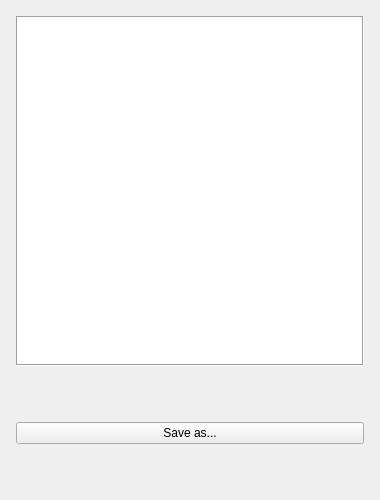
First picture: the form in forms/preview.ui, repository veeti/vendace, before the edit.
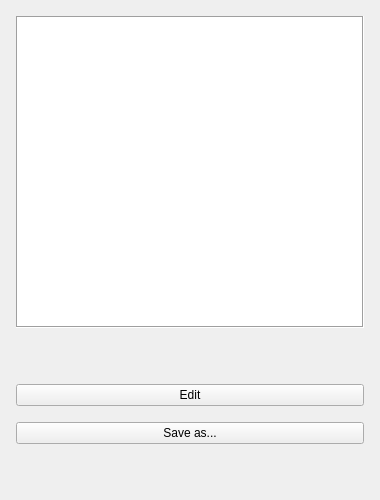
Second picture: the form after the edit.

Commit message: Rudimentary edit support

```diff
--- a/forms/preview.ui
+++ b/forms/preview.ui
@@ -32,7 +32,7 @@
    <string>Captured screenshot</string>
   </property>
   <widget class="QWidget" name="centralwidget">
-   <layout class="QVBoxLayout" name="verticalLayout" stretch="1,0,0,0">
+   <layout class="QVBoxLayout" name="verticalLayout" stretch="1,0,0,0,0">
     <property name="spacing">
      <number>16</number>
     </property>
@@ -74,6 +74,13 @@
       </property>
      </spacer>
     </item>
+    <item>
+     <widget class="QPushButton" name="editButton">
+      <property name="text">
+       <string>Edit</string>
+      </property>
+     </widget>
+    </item>
     <item>
      <widget class="QPushButton" name="saveButton">
       <property name="text">
```
The commit also changes 2 other files.
